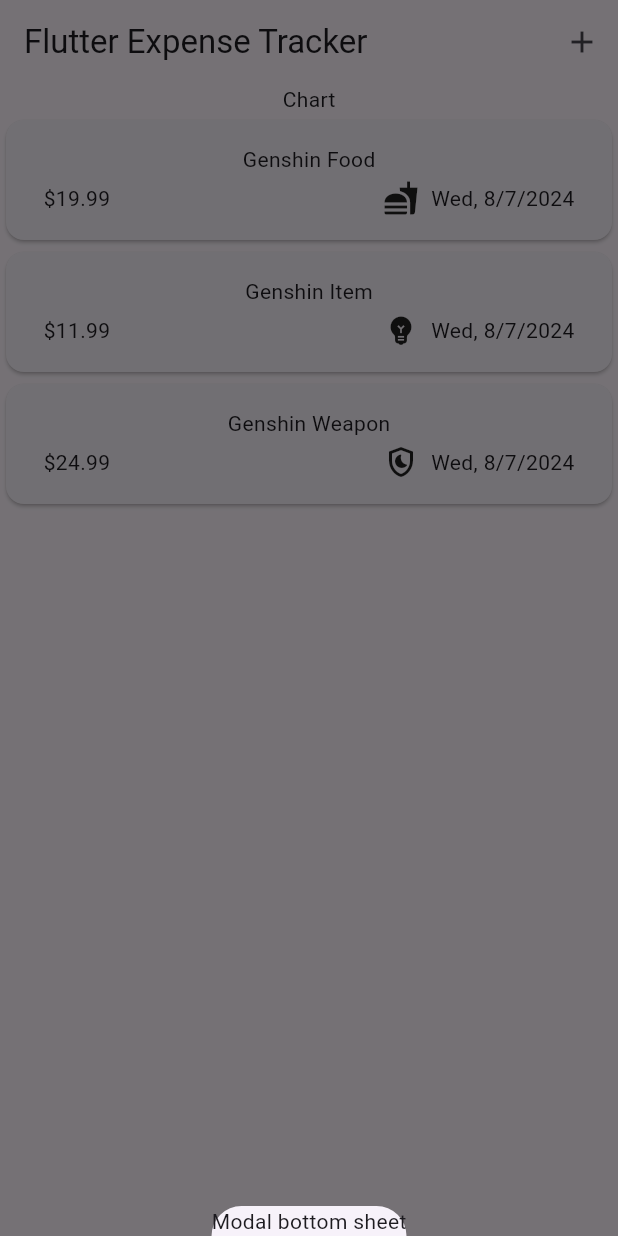
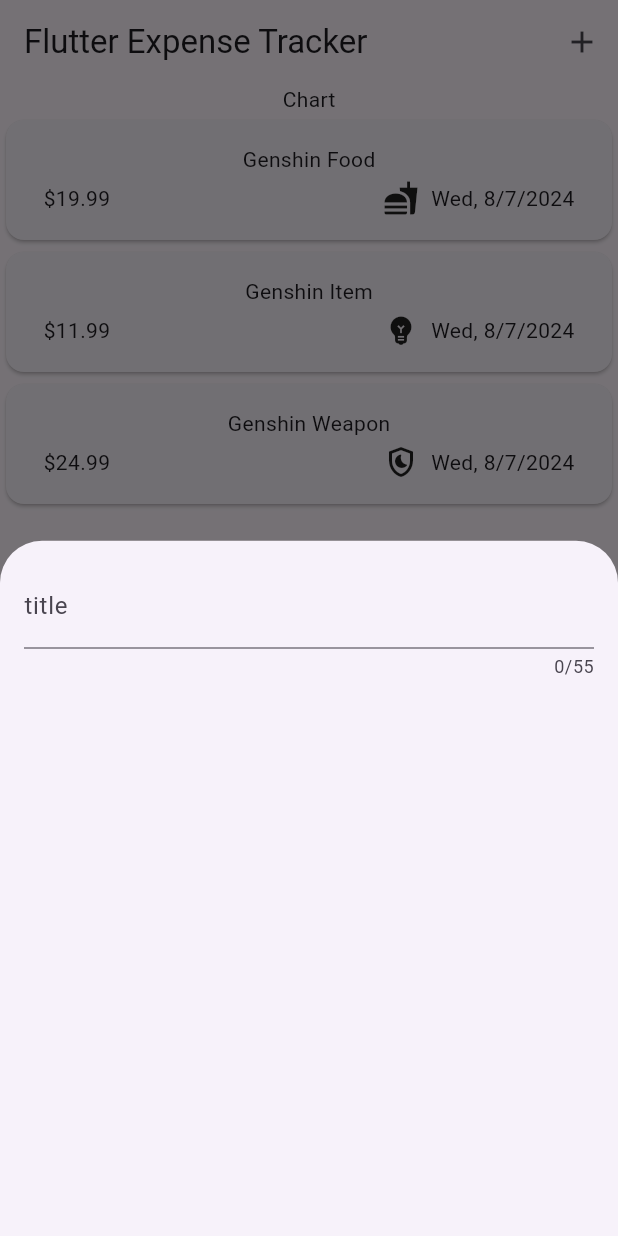
Before and after one commit to heatherbrain/Expense-Flutter, a Flutter app: the screen it shows after launch, after a tap on the "add" icon, on a phone screen of 412 x 824 dp. Run offline on Flutter 3.47's test engine with Material 3 defaults, Android fonts, the phone set to English and light mode, and no system bars.

Commit message:
new TextField widget

```diff
--- a/lib/widgets/expenses.dart
+++ b/lib/widgets/expenses.dart
@@ -1,6 +1,7 @@
 import 'package:flutter/material.dart';
 import 'package:flutter_second/widgets/expenses_list/expenses_list.dart';
 import 'package:flutter_second/models/expense_data.dart';
+import 'package:flutter_second/widgets/new_expense.dart';
 
 class Expenses extends StatefulWidget {
   const Expenses({super.key});
@@ -36,7 +37,7 @@ class _ExpenseState extends State<Expenses> {
   void _openAddExpenseOverlay() {
     showModalBottomSheet(
       context: context,
-      builder: (ctx) => Text('Modal bottom sheet'),
+      builder: (ctx) => const NewExpense(),
     );
   }
 
--- /dev/null
+++ b/lib/widgets/new_expense.dart
@@ -0,0 +1,29 @@
+import 'package:flutter/material.dart';
+
+class NewExpense extends StatefulWidget {
+  const NewExpense({super.key});
+
+  @override
+  State<StatefulWidget> createState() {
+    return _NewExpenseState();
+  }
+}
+
+class _NewExpenseState extends State<NewExpense> {
+  @override
+  Widget build(BuildContext context) {
+    return const Padding(
+      padding:  EdgeInsets.all(16),
+      child: Column(
+        children: [
+          TextField(
+            maxLength: 55,
+            decoration: InputDecoration(
+              label: Text('title')
+            ),
+          ),
+        ],
+      ),
+    );
+  }
+}
```
